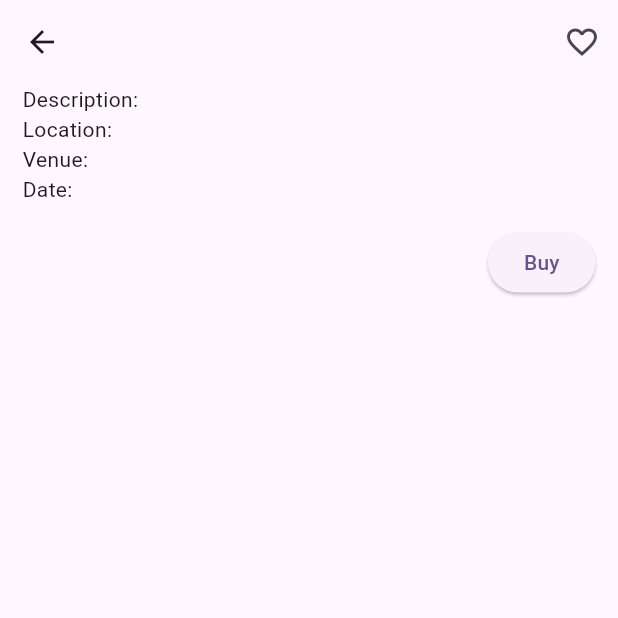
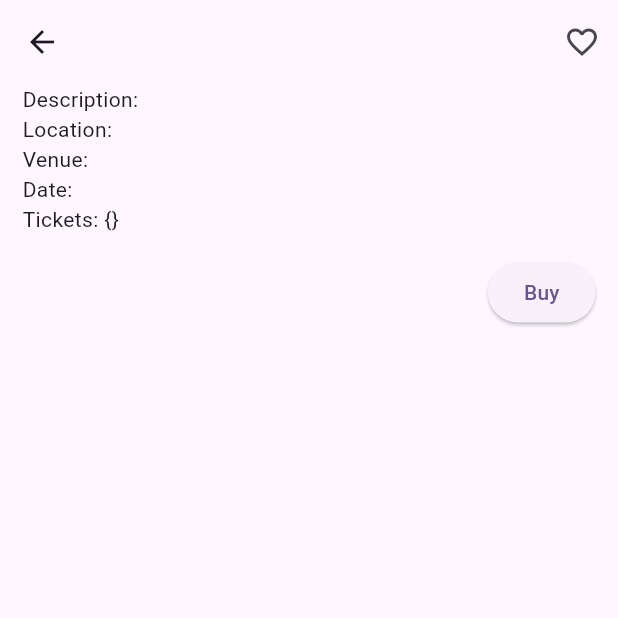
Before and after one commit to kmzR3/venti, a Flutter app: the EventDetailPage screen opened directly with empty values, on a phone screen of 412 x 824 dp, the top half of it. Run offline on Flutter 3.47's test engine with Material 2 defaults, Android fonts, the phone set to English and light mode, and no system bars; our stand-ins replace cloud_firestore, firebase_auth, firebase_core, firebase_database; accounts and stored records are empty.

Commit message:
delete stuff

```diff
--- a/lib/core/entities/venue.dart
+++ /dev/null
@@ -1,31 +0,0 @@
-class Venue {
-  final String? name;
-  final String? address;
-  final String? city;
-  final String? state;
-  final String? zip;
-  final String? phone;
-  final String? website;
-
-  Venue({
-    this.name,
-    this.address,
-    this.city,
-    this.state,
-    this.zip,
-    this.phone,
-    this.website,
-  });
-
-  factory Venue.fromJson(Map<String, dynamic> json) {
-    return Venue(
-      name: json['name'],
-      address: json['address'],
-      city: json['city'],
-      state: json['state'],
-      zip: json['zip'],
-      phone: json['phone'],
-      website: json['website'],
-    );
-  }
-}
--- a/lib/data/firestore.dart
+++ b/lib/data/firestore.dart
@@ -49,8 +49,9 @@ class _GetDataState extends State<GetData> {
                       description: data['description'],
                       date: data['date'],
                       venue: data['venue'],
-                      location: data[
-                          'location'], // Convert Firestore timestamp to DateTime
+                      location: data['location'],
+                      tickets: data[
+                          'tickets'], // Convert Firestore timestamp to DateTime
                     ),
                   ),
                 );
--- a/lib/presentation/pages/event_details.dart
+++ b/lib/presentation/pages/event_details.dart
@@ -1,4 +1,6 @@
+import 'package:firebase_auth/firebase_auth.dart';
 import 'package:flutter/material.dart';
+import 'package:venti/services/auth.dart';
 
 class EventDetailPage extends StatefulWidget {
   final String title;
@@ -6,6 +8,7 @@ class EventDetailPage extends StatefulWidget {
   final String date;
   final String venue;
   final String location;
+  final Map tickets;
 
   const EventDetailPage(
       {Key? key,
@@ -13,7 +16,8 @@ class EventDetailPage extends StatefulWidget {
       required this.description,
       required this.date,
       required this.venue,
-      required this.location})
+      required this.location,
+      required this.tickets})
       : super(key: key);
 
   @override
@@ -22,7 +26,7 @@ class EventDetailPage extends StatefulWidget {
 
 class _EventDetailPageState extends State<EventDetailPage> {
   bool isFavorite = false;
-
+  final User? user = Auth().currentUser;
   @override
   Widget build(BuildContext context) {
     return Scaffold(
@@ -32,9 +36,7 @@ class _EventDetailPageState extends State<EventDetailPage> {
           IconButton(
             icon: Icon(
               isFavorite ? Icons.favorite : Icons.favorite_border,
-              color: isFavorite
-                  ? Colors.red
-                  : null, // Change the color when it's a favorite
+              color: isFavorite ? Colors.red : null,
             ),
             onPressed: () {
               setState(() {
@@ -53,6 +55,7 @@ class _EventDetailPageState extends State<EventDetailPage> {
             Text('Location: ${widget.location}'),
             Text('Venue: ${widget.venue}'),
             Text('Date: ${widget.date}'),
+            Text('Tickets: ${widget.tickets ?? 'No tickets available'}'),
             const SizedBox(height: 15),
             Align(
               alignment: Alignment.topRight,
--- a/lib/presentation/pages/home.dart
+++ b/lib/presentation/pages/home.dart
@@ -29,7 +29,7 @@ class _MyHomePageState extends State<MyHomePage> {
         ),
         actions: [
           IconButton(
-            icon: const Icon(Icons.search),
+            icon: const Icon(Icons.favorite_outline),
             onPressed: () {
               // Add your search functionality here
             },
```
Also changed, not shown: lib/presentation/pages/event_details_page.dart (deleted, +0 -60 lines).
